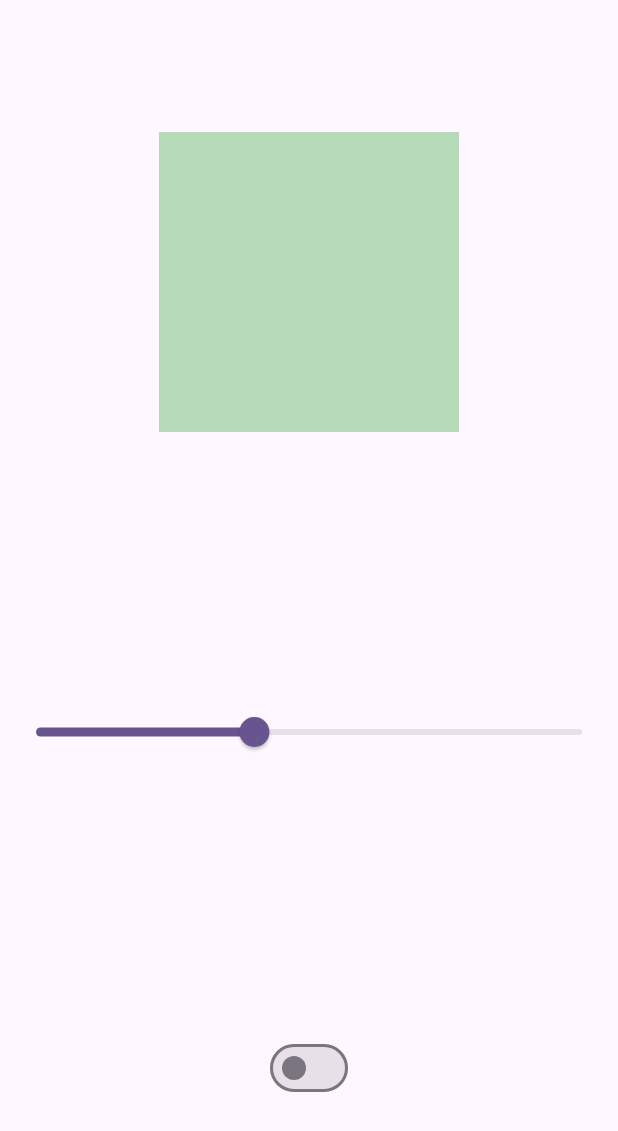
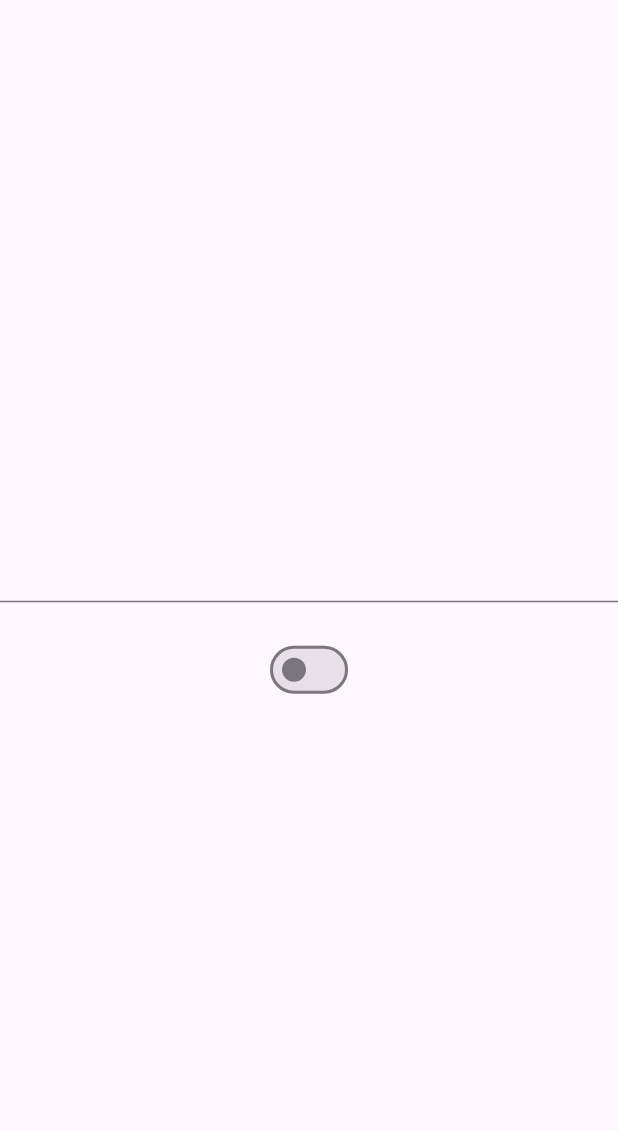
Before and after one commit to rafiullahkhaleel/Riverpod, a Flutter app: the screen it shows after launch, on a phone screen of 412 x 824 dp. Shown: the top 1131 px of the screen. Run offline on Flutter 3.47's test engine with Material 3 defaults, Android fonts, the phone set to English and light mode, and no system bars; our stand-ins replace flutter_riverpod.

Commit message:
feat : add StateNotifierProvider for handling complex data

```diff
--- a/lib/main.dart
+++ b/lib/main.dart
@@ -1,6 +1,6 @@
 import 'package:flutter/material.dart';
 import 'package:flutter_riverpod/flutter_riverpod.dart';
-import 'package:riverpod_project/multi_state_screen.dart';
+import 'package:riverpod_project/state_notifier/search_screen.dart';
 
 void main() {
   runApp(const MyApp());
@@ -17,7 +17,7 @@ class MyApp extends StatelessWidget {
         theme: ThemeData(
           colorScheme: ColorScheme.fromSeed(seedColor: Colors.deepPurple),
         ),
-        home: const MultiStateScreen(),
+        home: const SearchScreen(),
       ),
     );
   }
--- a/lib/multi_state_screen.dart
+++ b/lib/multi_state/multi_state_screen.dart
@@ -1,6 +1,6 @@
 import 'package:flutter/material.dart';
 import 'package:flutter_riverpod/flutter_riverpod.dart';
-import 'package:riverpod_project/multi_state.dart';
+import 'package:riverpod_project/multi_state/multi_state.dart';
 
 class MultiStateScreen extends ConsumerStatefulWidget {
   const MultiStateScreen({super.key});
--- /dev/null
+++ b/lib/state_notifier/search_screen.dart
@@ -0,0 +1,46 @@
+import 'package:flutter/material.dart';
+import 'package:flutter_riverpod/flutter_riverpod.dart';
+import 'package:riverpod_project/state_notifier/search_provider.dart';
+
+class SearchScreen extends ConsumerWidget {
+  const SearchScreen({super.key});
+
+  @override
+  Widget build(BuildContext context, WidgetRef ref) {
+    print('build');
+    return Scaffold(
+      body: Center(child: Column(
+        mainAxisAlignment: MainAxisAlignment.center,
+        children: [
+          Consumer(
+            builder: (context, ref, child) {
+              print('build textfield');
+              final state = ref.read(complexProvider.notifier);
+              return TextField(
+                onChanged: (value) {
+                  state.search(value);
+                },
+              );
+            },
+          ),
+          Consumer(
+            builder: (context, ref, child) {
+              print('build text');
+              final search = ref.watch(complexProvider.select((state)=>state.search));
+              return Text(search);
+            },
+          ),
+          Consumer(
+            builder: (context, ref, child) {
+              print('build toggleButton');
+              final state = ref.watch(complexProvider.select((state)=>state.isChanged));
+              return Switch(value:state , onChanged: (value) {
+                ref.read(complexProvider.notifier).isChanged(value);
+              });
+            },
+          )
+        ],
+      ),),
+    );
+  }
+}
```
Also changed, not shown: lib/state_notifier/search_provider.dart (added, +26 -0 lines), lib/multi_state/multi_state.dart (renamed from lib/multi_state.dart).
